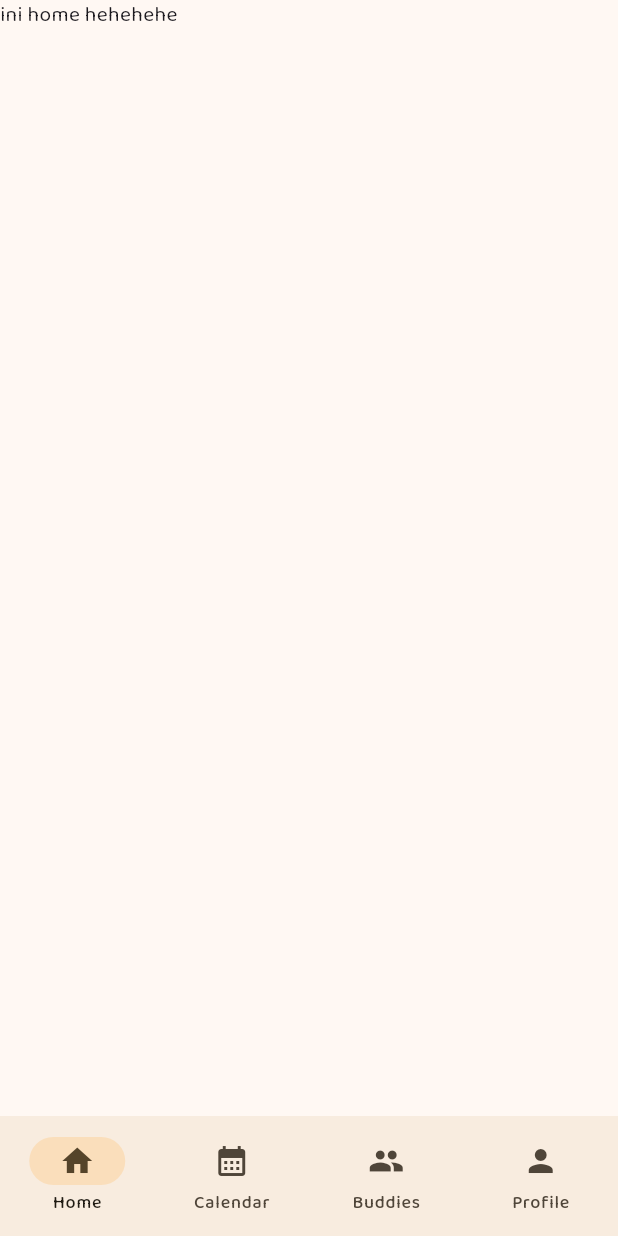
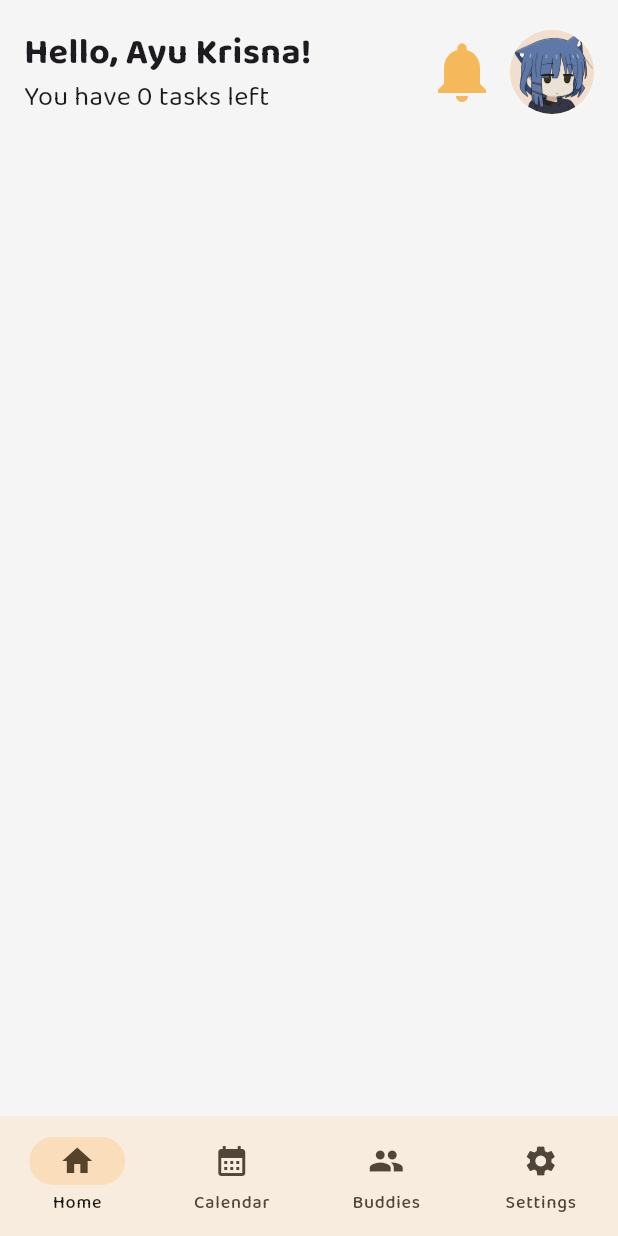
Before and after one commit to ayukrisn/tugas_progmob_1, a Flutter app: the NavBar screen opened directly, on a phone screen of 412 x 824 dp. Run offline on Flutter 3.47's test engine with Material 3 defaults, Android fonts, the light colour scheme and no system bars; our stand-ins replace get, google_fonts, intl_phone_field.

Commit message:
some edits on home

```diff
--- a/lib/home_page.dart
+++ b/lib/home_page.dart
@@ -2,12 +2,53 @@ import 'package:flutter/material.dart';
 import 'package:google_fonts/google_fonts.dart';
 
 class HomePage extends StatelessWidget {
-  const HomePage({super.key});
+  // const HomePage({super.key});
+
+  int tasksLeft = 0;
 
   @override
   Widget build(BuildContext context) {
     return Scaffold(
-      body: Text('ini home hehehehe')
+      backgroundColor: Color(0xFFF5F5F5),
+      body: Padding(
+        padding: const EdgeInsets.all(16),
+        child: ListView(
+          children: [
+            Row(
+              mainAxisAlignment: MainAxisAlignment.start,
+              children: <Widget>[
+                Expanded(
+                  // Wrap Row with Expanded
+                  child: Column(
+                    crossAxisAlignment:
+                        CrossAxisAlignment.start, // Align Column to start
+                    children: [
+                      const Text(
+                        'Hello, Ayu Krisna!',
+                        style: TextStyle(
+                            fontSize: 24, fontWeight: FontWeight.bold),
+                      ),
+                      Text(
+                        'You have $tasksLeft tasks left',
+                        style: TextStyle(fontSize: 18),
+                      ),
+                    ],
+                  ),
+                ),
+                Row(
+                  children: [
+                    IconButton(onPressed: () {}, icon: const Icon(Icons.notifications, size: 48, color: Color(0xFFF5B95B),)),
+                    const CircleAvatar(
+                      radius: 28,
+                      backgroundImage: AssetImage('assets/avatar5.jpeg'),
+                    ),
+                  ],
+                )
+              ],
+            ),
+          ],
+        ),
+      ),
     );
   }
 }
--- a/lib/nav_menu.dart
+++ b/lib/nav_menu.dart
@@ -20,7 +20,7 @@ class NavBar extends StatelessWidget {
             NavigationDestination(icon: Icon(Icons.home), label: 'Home'),
             NavigationDestination(icon: Icon(Icons.calendar_month), label: 'Calendar'),
             NavigationDestination(icon: Icon(Icons.group), label: 'Buddies'),
-            NavigationDestination(icon: Icon(Icons.person), label: 'Profile')
+            NavigationDestination(icon: Icon(Icons.settings), label: 'Settings')
           ],
         ),
       ),
```
